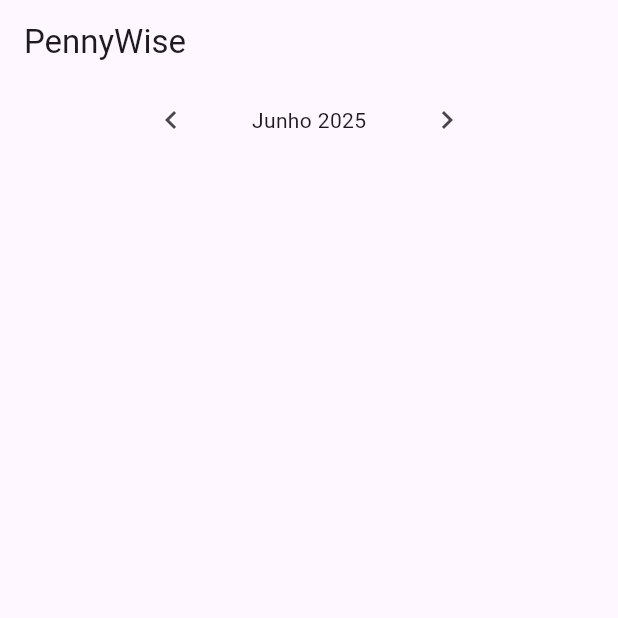
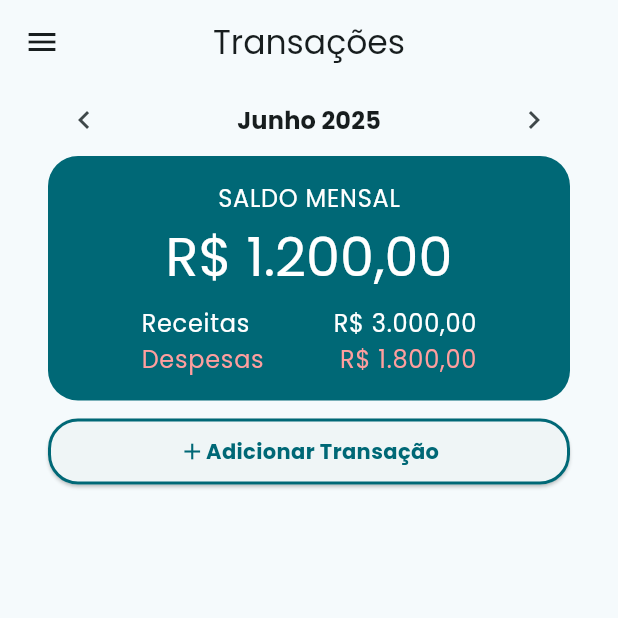
Before and after one commit to serafaleo/PennyWise-Flutter, a Flutter app: the screen it shows after launch, on a phone screen of 412 x 824 dp, the top half of it. Run offline on Flutter 3.47's test engine with Material 3 defaults, Android fonts, the phone set to English and light mode, and no system bars; our stand-ins replace get_it, go_router, google_fonts.

Commit message:
Created balance card and add transaction button.

```diff
--- /dev/null
+++ b/lib/core/configs/theme.dart
@@ -0,0 +1,12 @@
+import 'package:flutter/material.dart';
+import 'package:google_fonts/google_fonts.dart';
+
+ThemeData buildTheme(brightness) {
+  ThemeData baseTheme = ThemeData(
+    brightness: brightness,
+    useMaterial3: true,
+    colorScheme: ColorScheme.fromSeed(seedColor: Colors.cyan, brightness: brightness),
+  );
+
+  return baseTheme.copyWith(textTheme: GoogleFonts.poppinsTextTheme(baseTheme.textTheme));
+}
--- a/lib/features/home/presentation/pages/home_page.dart
+++ b/lib/features/home/presentation/pages/home_page.dart
@@ -1,4 +1,6 @@
 import 'package:flutter/material.dart';
+import 'package:pennywise/features/home/presentation/widgets/add_transaction_button.dart';
+import 'package:pennywise/features/home/presentation/widgets/balance_card.dart';
 import 'package:pennywise/features/home/presentation/widgets/month_selector.dart';
 
 class HomePage extends StatefulWidget {
@@ -11,9 +13,21 @@ class HomePage extends StatefulWidget {
 class _HomePageState extends State<HomePage> {
   @override
   Widget build(BuildContext context) {
+    const double marginSize = 32.0;
     return Scaffold(
-      appBar: AppBar(title: const Text('PennyWise')),
-      body: Column(children: [MonthSelector(onMonthChanged: (newDate) {})]),
+      appBar: AppBar(title: const Text('Transações'), centerTitle: true),
+      drawer: const Drawer(),
+      body: Padding(
+        padding: const EdgeInsets.only(left: marginSize, right: marginSize),
+        child: Column(
+          children: [
+            MonthSelector(onMonthChanged: (newDate) {}),
+            const BalanceCard(),
+            const SizedBox(height: 10),
+            AddTransactionButton(onPressed: () {}),
+          ],
+        ),
+      ),
     );
   }
 }
--- /dev/null
+++ b/lib/features/home/presentation/widgets/add_transaction_button.dart
@@ -0,0 +1,33 @@
+import 'package:flutter/material.dart';
+
+class AddTransactionButton extends StatelessWidget {
+  final void Function() onPressed;
+
+  const AddTransactionButton({super.key, required this.onPressed});
+
+  @override
+  Widget build(BuildContext context) {
+    return ElevatedButton(
+      style: ElevatedButton.styleFrom(
+        side: BorderSide(color: Theme.of(context).colorScheme.primary, width: 2),
+        shape: RoundedRectangleBorder(borderRadius: BorderRadius.circular(20)),
+      ),
+      onPressed: onPressed,
+      child: Padding(
+        padding: const EdgeInsets.all(12),
+        child: Row(
+          mainAxisAlignment: MainAxisAlignment.center,
+          children: [
+            const Icon(Icons.add),
+            Text(
+              'Adicionar Transação',
+              style: Theme.of(
+                context,
+              ).textTheme.bodyMedium!.copyWith(color: Theme.of(context).colorScheme.primary, fontWeight: FontWeight.bold),
+            ),
+          ],
+        ),
+      ),
+    );
+  }
+}
--- /dev/null
+++ b/lib/features/home/presentation/widgets/balance_card.dart
@@ -0,0 +1,49 @@
+import 'package:flutter/material.dart';
+
+class BalanceCard extends StatelessWidget {
+  const BalanceCard({super.key});
+
+  @override
+  Widget build(BuildContext context) {
+    const expensesColor = Color.fromARGB(255, 255, 158, 158);
+    return Container(
+      decoration: BoxDecoration(color: Theme.of(context).colorScheme.primary, borderRadius: BorderRadius.circular(20)),
+      child: Padding(
+        padding: const EdgeInsets.all(16.0),
+        child: Column(
+          children: [
+            Text('SALDO MENSAL', style: Theme.of(context).textTheme.bodyLarge!.copyWith(color: Theme.of(context).colorScheme.onPrimary)),
+            const SizedBox(height: 5),
+            Text('R\$ 1.200,00', style: Theme.of(context).textTheme.displaySmall!.copyWith(color: Theme.of(context).colorScheme.onPrimary)),
+            const SizedBox(height: 10),
+            Row(
+              mainAxisAlignment: MainAxisAlignment.spaceEvenly,
+              children: [
+                Column(
+                  crossAxisAlignment: CrossAxisAlignment.start,
+                  children: [
+                    Text(
+                      'Receitas',
+                      style: Theme.of(context).textTheme.bodyLarge!.copyWith(color: Theme.of(context).colorScheme.onPrimary),
+                    ),
+                    Text('Despesas', style: Theme.of(context).textTheme.bodyLarge!.copyWith(color: expensesColor)),
+                  ],
+                ),
+                Column(
+                  crossAxisAlignment: CrossAxisAlignment.end,
+                  children: [
+                    Text(
+                      'R\$ 3.000,00',
+                      style: Theme.of(context).textTheme.bodyLarge!.copyWith(color: Theme.of(context).colorScheme.onPrimary),
+                    ),
+                    Text('R\$ 1.800,00', style: Theme.of(context).textTheme.bodyLarge!.copyWith(color: expensesColor)),
+                  ],
+                ),
+              ],
+            ),
+          ],
+        ),
+      ),
+    );
+  }
+}
--- a/lib/features/home/presentation/widgets/month_selector.dart
+++ b/lib/features/home/presentation/widgets/month_selector.dart
@@ -26,15 +26,16 @@ class _MonthSelectorState extends State<MonthSelector> {
   Widget build(BuildContext context) {
     final locale = Localizations.localeOf(context).toString();
     final String dateText = DateFormat('MMMM yyyy', locale).format(_currentDate).toTitleCase();
-    return Padding(
-      padding: const EdgeInsets.only(left: 90.0, right: 90.0),
-      child: Row(
-        children: [
-          IconButton(icon: const Icon(Icons.chevron_left), onPressed: () => _changeMonth(-1)),
-          Expanded(child: Center(child: Text(dateText))),
-          IconButton(icon: const Icon(Icons.chevron_right), onPressed: () => _changeMonth(1)),
-        ],
-      ),
+    return Row(
+      children: [
+        IconButton(icon: const Icon(Icons.chevron_left), onPressed: () => _changeMonth(-1)),
+        Expanded(
+          child: Center(
+            child: Text(dateText, style: Theme.of(context).textTheme.titleMedium!.copyWith(fontWeight: FontWeight.bold)),
+          ),
+        ),
+        IconButton(icon: const Icon(Icons.chevron_right), onPressed: () => _changeMonth(1)),
+      ],
     );
   }
 }
--- a/lib/main.dart
+++ b/lib/main.dart
@@ -1,5 +1,6 @@
 import 'package:flutter/material.dart';
 import 'package:flutter_localizations/flutter_localizations.dart';
+import 'package:pennywise/core/configs/theme.dart';
 import 'package:pennywise/core/managers/router_manager.dart';
 import 'package:pennywise/core/service_locator.dart';
 
@@ -19,6 +20,9 @@ class MainApp extends StatelessWidget {
     const ptBR = Locale('pt', 'BR');
     return MaterialApp.router(
       title: 'PennyWise',
+      theme: buildTheme(Brightness.light),
+      darkTheme: buildTheme(Brightness.dark),
+      themeMode: ThemeMode.system,
       routerConfig: sl<RouterManager>().router,
       locale: ptBR,
       supportedLocales: const [ptBR],
--- a/pubspec.yaml
+++ b/pubspec.yaml
@@ -13,6 +13,7 @@ dependencies:
     sdk: flutter
   get_it: ^8.0.3
   go_router: ^15.1.3
+  google_fonts: ^6.2.1
   intl: ^0.20.2
 
 dev_dependencies:
```
Also changed, not shown: pubspec.lock.
